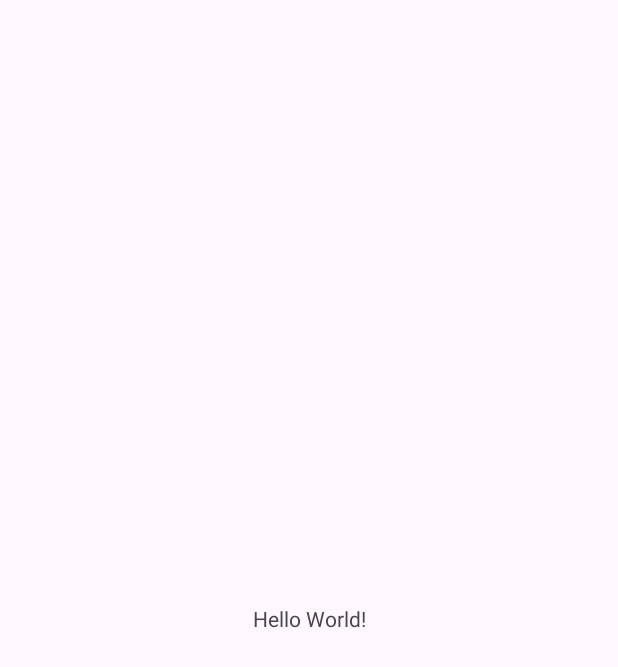
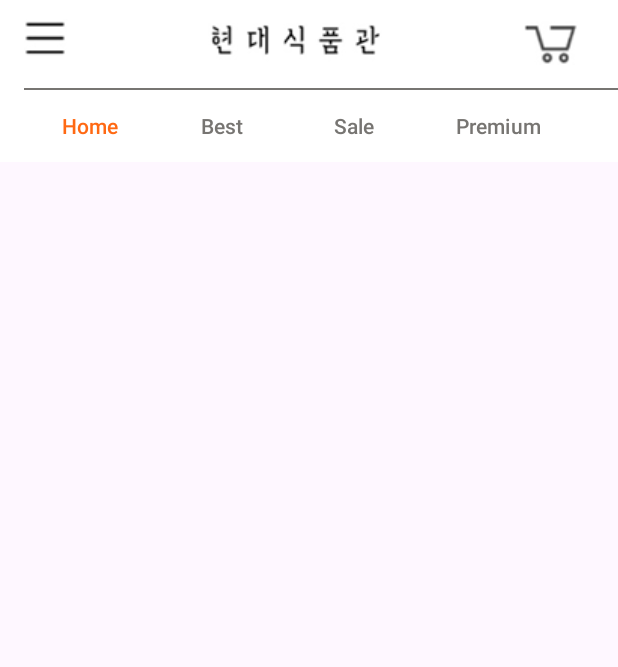
Before and after one commit to chocomochalatte/bundlebundle, an Android app: the screen it shows after launch (MainActivity before the commit, MainPageActivity after it), on a phone screen of 412 x 824 dp. Before the commit the part shown is almost empty. Shown: the top 667 px of the screen. Run offline under Robolectric (Android 15) with nearby library versions, the light colour scheme and no system bars.

Commit message:
Feat: 툴바 기능 구현
메인툴바 및 세부제품상세 툴바 작성 issue: #2

```diff
--- a/app/build.gradle
+++ b/app/build.gradle
@@ -17,6 +17,10 @@ android {
         testInstrumentationRunner "androidx.test.runner.AndroidJUnitRunner"
     }
 
+    buildFeatures{
+        viewBinding true
+    }
+
     buildTypes {
         release {
             minifyEnabled false
@@ -33,7 +37,6 @@ android {
 }
 
 dependencies {
-
     implementation 'androidx.core:core-ktx:1.8.0'
     implementation 'androidx.appcompat:appcompat:1.6.1'
     implementation 'com.google.android.material:material:1.5.0'
--- /dev/null
+++ b/app/src/main/java/com/example/bundlebundle/MainPageActivity.kt
@@ -0,0 +1,66 @@
+package com.example.bundlebundle
+
+import android.content.Intent
+import androidx.appcompat.app.AppCompatActivity
+import android.os.Bundle
+import androidx.core.content.ContextCompat
+import com.example.bundlebundle.databinding.ActivityMainPageBinding
+
+class MainPageActivity : AppCompatActivity() {
+    override fun onCreate(savedInstanceState: Bundle?) {
+        super.onCreate(savedInstanceState)
+        val binding = ActivityMainPageBinding.inflate(layoutInflater)
+
+        // 뒤로가기 툴바를 위한 예시코드
+        val next = binding.maintoolbar.shopImage
+
+        next.setOnClickListener {
+            var intent = Intent(this,MainDetailPageActivity::class.java)
+            startActivity(intent)
+        }
+
+        // 장바구니 아이템 개수 설정
+        //binding.maintoolbar.cartCount.text = "5"
+        // 장바구니 아이템 가시성 설정
+        //binding.maintoolbar.cartCount.visibility = View.VISIBLE // 보이도록 설정
+        val homeButton = binding.maintoolbar.homeButton
+        val premiumButton = binding.maintoolbar.premiumButton
+        val bestButton =  binding.maintoolbar.bestButton
+        val saleButton = binding.maintoolbar.saleButton
+
+        binding.maintoolbar.homeButton.isSelected = true // Home 버튼을 클릭된 상태로 설정
+
+        homeButton.setOnClickListener {
+            // Home 버튼 클릭 시
+            homeButton.setTextColor(ContextCompat.getColor(this, R.color.orange))
+            premiumButton.setTextColor(ContextCompat.getColor(this, R.color.middle_gray))
+            bestButton.setTextColor(ContextCompat.getColor(this, R.color.middle_gray))
+            saleButton.setTextColor(ContextCompat.getColor(this, R.color.middle_gray))
+        }
+
+        premiumButton.setOnClickListener {
+            // Premium 버튼 클릭 시
+            homeButton.setTextColor(ContextCompat.getColor(this, R.color.middle_gray))
+            premiumButton.setTextColor(ContextCompat.getColor(this, R.color.orange))
+            bestButton.setTextColor(ContextCompat.getColor(this, R.color.middle_gray))
+            saleButton.setTextColor(ContextCompat.getColor(this, R.color.middle_gray))
+        }
+
+        bestButton.setOnClickListener {
+            // Best 버튼 클릭 시
+            homeButton.setTextColor(ContextCompat.getColor(this, R.color.middle_gray))
+            premiumButton.setTextColor(ContextCompat.getColor(this, R.color.middle_gray))
+            bestButton.setTextColor(ContextCompat.getColor(this, R.color.orange))
+            saleButton.setTextColor(ContextCompat.getColor(this, R.color.middle_gray))
+        }
+
+        saleButton.setOnClickListener {
+            // Sale 버튼 클릭 시
+            homeButton.setTextColor(ContextCompat.getColor(this, R.color.middle_gray))
+            premiumButton.setTextColor(ContextCompat.getColor(this, R.color.middle_gray))
+            bestButton.setTextColor(ContextCompat.getColor(this, R.color.middle_gray))
+            saleButton.setTextColor(ContextCompat.getColor(this, R.color.orange))
+        }
+        setContentView(binding.root)
+    }
+}
--- /dev/null
+++ b/app/src/main/res/layout/activity_main_page.xml
@@ -0,0 +1,12 @@
+<?xml version="1.0" encoding="utf-8"?>
+<LinearLayout
+    android:layout_width="match_parent"
+    android:layout_height="match_parent"
+    android:orientation="vertical"
+    xmlns:android="http://schemas.android.com/apk/res/android">
+
+    <include
+        layout="@layout/maintoolbar"
+        android:id="@+id/maintoolbar"/>
+
+</LinearLayout>
--- /dev/null
+++ b/app/src/main/res/layout/maintoolbar.xml
@@ -0,0 +1,121 @@
+<?xml version="1.0" encoding="utf-8"?>
+<androidx.appcompat.widget.Toolbar xmlns:android="http://schemas.android.com/apk/res/android"
+    xmlns:app="http://schemas.android.com/apk/res-auto"
+    android:id="@+id/toolbar"
+    android:layout_width="match_parent"
+    android:layout_height="wrap_content"
+    android:background="@color/white"
+    android:theme="@style/ThemeOverlay.AppCompat.ActionBar"
+    app:popupTheme="@style/ThemeOverlay.AppCompat.Light">
+
+    <LinearLayout
+        android:layout_width="match_parent"
+        android:layout_height="wrap_content"
+        android:orientation="vertical">
+
+        <LinearLayout
+            android:layout_width="match_parent"
+            android:layout_height="wrap_content"
+            android:layout_marginTop="10dp"
+            android:layout_marginBottom="15dp"
+            android:gravity="center_vertical"
+            android:orientation="horizontal">
+
+            <!-- 왼쪽 요소 -->
+            <ImageButton
+                android:id="@+id/menuButton"
+                android:layout_width="wrap_content"
+                android:layout_height="wrap_content"
+                android:background="@color/white"
+                android:src="@drawable/menu" />
+
+            <!-- 가운데 요소 -->
+            <ImageButton
+                android:id="@+id/shopImage"
+                android:layout_width="wrap_content"
+                android:layout_height="wrap_content"
+                android:layout_weight="2"
+                android:background="@color/white"
+                android:src="@drawable/logo" />
+
+            <!-- 오른쪽 요소 -->
+            <RelativeLayout
+                android:layout_width="wrap_content"
+                android:layout_height="wrap_content"
+                android:layout_marginRight="40px">
+
+                <ImageButton
+                    android:id="@+id/cartImage"
+                    android:layout_width="wrap_content"
+                    android:layout_height="wrap_content"
+                    android:background="@color/white"
+                    android:src="@drawable/jangbaguni" />
+
+                <TextView
+                    android:id="@+id/cartCount"
+                    android:layout_width="wrap_content"
+                    android:layout_height="wrap_content"
+                    android:layout_alignTop="@id/cartImage"
+                    android:layout_alignEnd="@id/cartImage"
+                    android:background="@drawable/circle"
+                    android:padding="2dp"
+                    android:text="0"
+                    android:textColor="@color/white"
+                    android:textSize="12sp"
+                    android:visibility="invisible" />
+            </RelativeLayout>
+        </LinearLayout>
+        <!-- 수평선 -->
+        <View
+            android:layout_width="match_parent"
+            android:layout_height="1dp"
+            android:background="@color/middle_gray" />
+
+        <LinearLayout
+            android:layout_width="match_parent"
+            android:layout_height="wrap_content"
+            android:orientation="horizontal">
+
+            <!-- Home 버튼 -->
+            <Button
+                android:id="@+id/homeButton"
+                android:layout_width="wrap_content"
+                android:layout_height="wrap_content"
+                android:background="@android:color/transparent"
+                android:text="Home"
+                android:textColor="@color/orange" />
+
+
+            <!-- Best 버튼 -->
+            <Button
+                android:id="@+id/bestButton"
+                android:layout_width="wrap_content"
+                android:layout_height="wrap_content"
+                android:background="@android:color/transparent"
+                android:text="Best"
+                android:textColor="@color/middle_gray" />
+
+
+            <!-- Sale 버튼 -->
+            <Button
+                android:id="@+id/saleButton"
+                android:layout_width="wrap_content"
+                android:layout_height="wrap_content"
+                android:background="@android:color/transparent"
+                android:text="Sale"
+                android:textColor="@color/middle_gray" />
+
+
+            <!-- Premium 버튼 -->
+            <Button
+                android:id="@+id/premiumButton"
+                android:layout_width="wrap_content"
+                android:layout_height="wrap_content"
+                android:background="@android:color/transparent"
+                android:text="Premium"
+                android:textColor="@color/middle_gray" />
+        </LinearLayout>
+
+
+    </LinearLayout>
+</androidx.appcompat.widget.Toolbar>
--- a/app/src/main/res/values/colors.xml
+++ b/app/src/main/res/values/colors.xml
@@ -2,4 +2,9 @@
 <resources>
     <color name="black">#FF000000</color>
     <color name="white">#FFFFFFFF</color>
+    <color name="charcoalgray">#454545</color>
+    <color name="light_gray">#AEA7A2</color>
+    <color name="middle_gray">#777572</color>
+    <color name="dark_gray">#454545</color>
+    <color name="orange">#FF6913</color>
 </resources>
```
Also changed, not shown: app/src/main/AndroidManifest.xml (+7 -1 lines), app/src/main/java/com/example/bundlebundle/MainDetailPageActivity.kt (added, +30 -0 lines), app/src/main/res/layout/activity_main_detail_page.xml (added, +12 -0 lines), app/src/main/res/layout/maindetailtoolbar.xml (added, +64 -0 lines), app/src/main/res/drawable/circle.png (added), app/src/main/res/drawable/jangbaguni.png (added), app/src/main/res/drawable/logo.png (added), app/src/main/res/drawable/menu.png (added), app/src/main/res/drawable/search.png (added).
